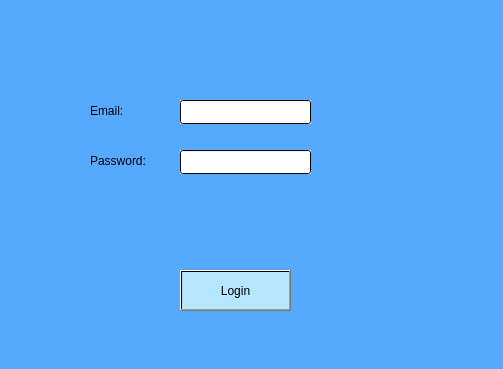
reich03/EstructurasProyecto, file login_admin.ui: the form before one commit.
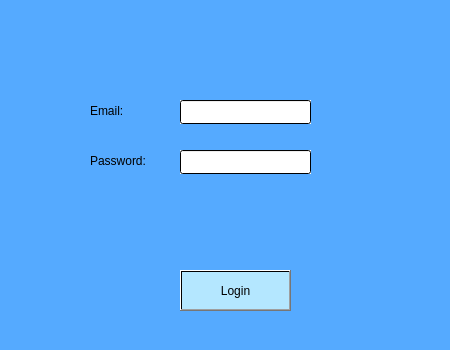
The form after the commit.

Patch:
```diff
--- a/login_admin.ui
+++ b/login_admin.ui
@@ -6,8 +6,8 @@
    <rect>
     <x>0</x>
     <y>0</y>
-    <width>503</width>
-    <height>369</height>
+    <width>450</width>
+    <height>350</height>
    </rect>
   </property>
   <property name="windowTitle">
```
